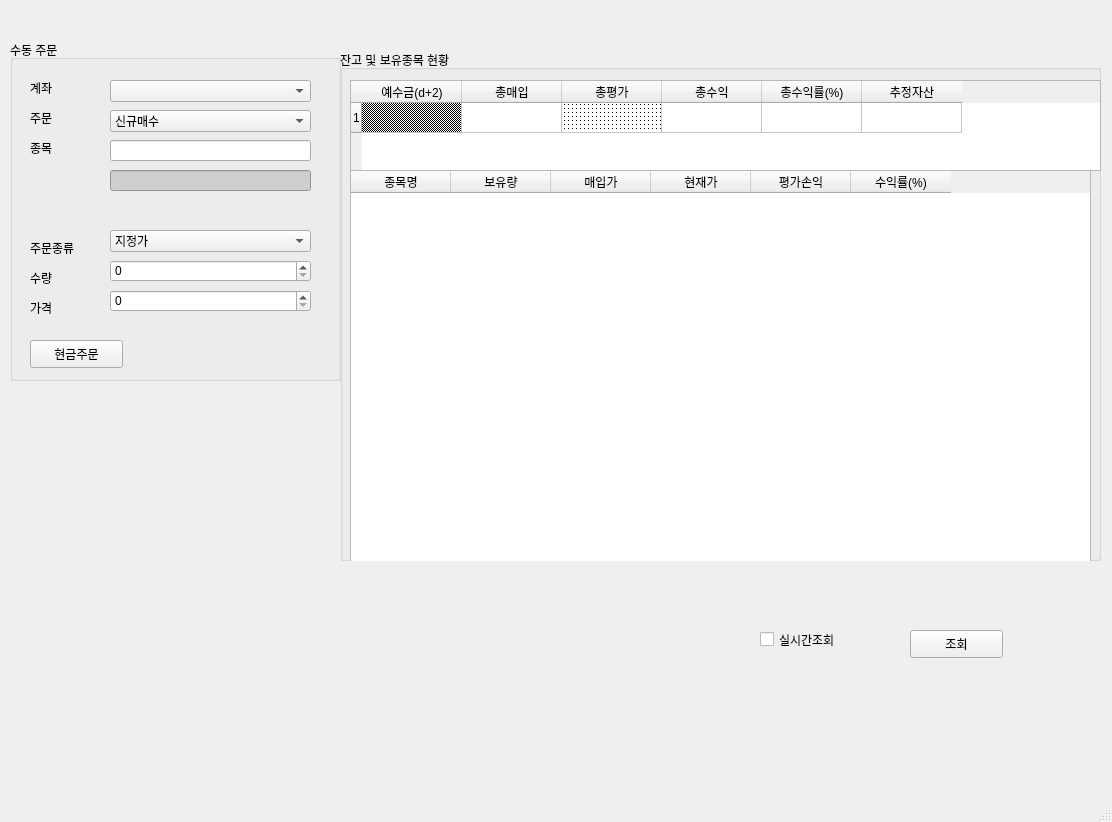
First picture: the form in PyTrader/pytrader.ui, repository ironmanciti/kiwoom, before the edit.
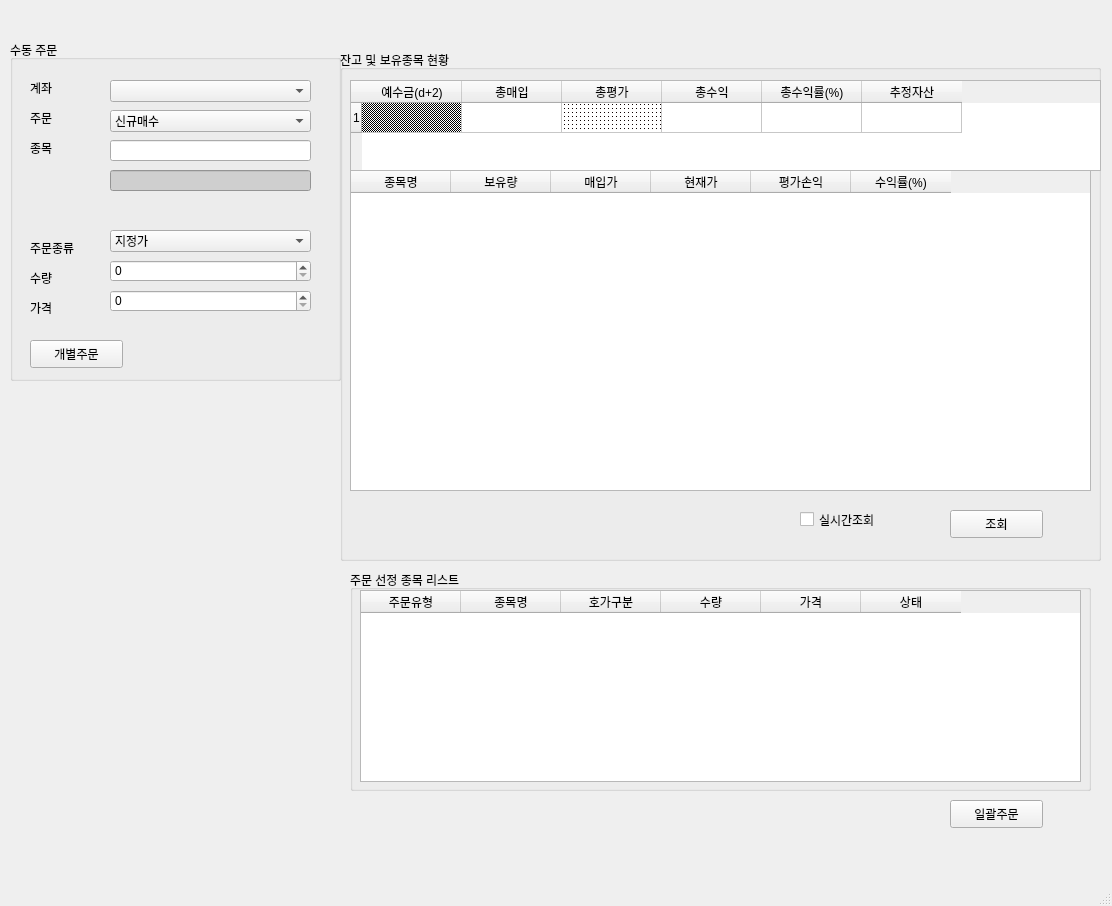
Second picture: the form after the edit.

Patch:
```diff
--- a/PyTrader/pytrader.ui
+++ b/PyTrader/pytrader.ui
@@ -7,7 +7,7 @@
     <x>0</x>
     <y>0</y>
     <width>1112</width>
-    <height>822</height>
+    <height>906</height>
    </rect>
   </property>
   <property name="windowTitle">
@@ -220,7 +220,7 @@
       </rect>
      </property>
      <property name="text">
-      <string>현금주문</string>
+      <string>개별주문</string>
      </property>
     </widget>
    </widget>
@@ -311,7 +311,7 @@
        <x>10</x>
        <y>120</y>
        <width>741</width>
-       <height>401</height>
+       <height>321</height>
       </rect>
      </property>
      <property name="rowCount">
@@ -348,31 +348,97 @@
       </property>
      </column>
     </widget>
+    <widget class="QPushButton" name="inquiry">
+     <property name="geometry">
+      <rect>
+       <x>610</x>
+       <y>460</y>
+       <width>93</width>
+       <height>28</height>
+      </rect>
+     </property>
+     <property name="text">
+      <string>조회</string>
+     </property>
+    </widget>
+    <widget class="QCheckBox" name="checkBox">
+     <property name="geometry">
+      <rect>
+       <x>460</x>
+       <y>460</y>
+       <width>96</width>
+       <height>19</height>
+      </rect>
+     </property>
+     <property name="text">
+      <string>실시간조회</string>
+     </property>
+    </widget>
    </widget>
-   <widget class="QCheckBox" name="checkBox">
+   <widget class="QGroupBox" name="groupBox_3">
     <property name="geometry">
      <rect>
-      <x>760</x>
-      <y>630</y>
-      <width>96</width>
-      <height>19</height>
+      <x>350</x>
+      <y>570</y>
+      <width>741</width>
+      <height>221</height>
      </rect>
     </property>
-    <property name="text">
-     <string>실시간조회</string>
+    <property name="title">
+     <string>주문 선정 종목 리스트</string>
     </property>
+    <widget class="QTableWidget" name="tableWidget_3">
+     <property name="geometry">
+      <rect>
+       <x>10</x>
+       <y>20</y>
+       <width>721</width>
+       <height>192</height>
+      </rect>
+     </property>
+     <column>
+      <property name="text">
+       <string>주문유형</string>
+      </property>
+     </column>
+     <column>
+      <property name="text">
+       <string>종목명</string>
+      </property>
+     </column>
+     <column>
+      <property name="text">
+       <string>호가구분</string>
+      </property>
+     </column>
+     <column>
+      <property name="text">
+       <string>수량</string>
+      </property>
+     </column>
+     <column>
+      <property name="text">
+       <string>가격</string>
+      </property>
+     </column>
+     <column>
+      <property name="text">
+       <string>상태</string>
+      </property>
+     </column>
+    </widget>
    </widget>
-   <widget class="QPushButton" name="inquiry">
+   <widget class="QPushButton" name="batchOrder">
     <property name="geometry">
      <rect>
-      <x>910</x>
-      <y>630</y>
+      <x>950</x>
+      <y>800</y>
       <width>93</width>
       <height>28</height>
      </rect>
     </property>
     <property name="text">
-     <string>조회</string>
+     <string>일괄주문</string>
     </property>
    </widget>
   </widget>
```
